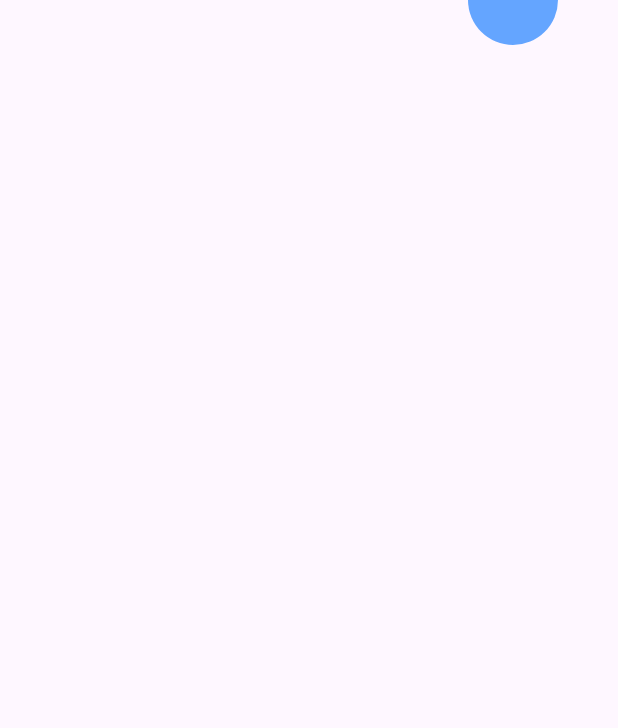
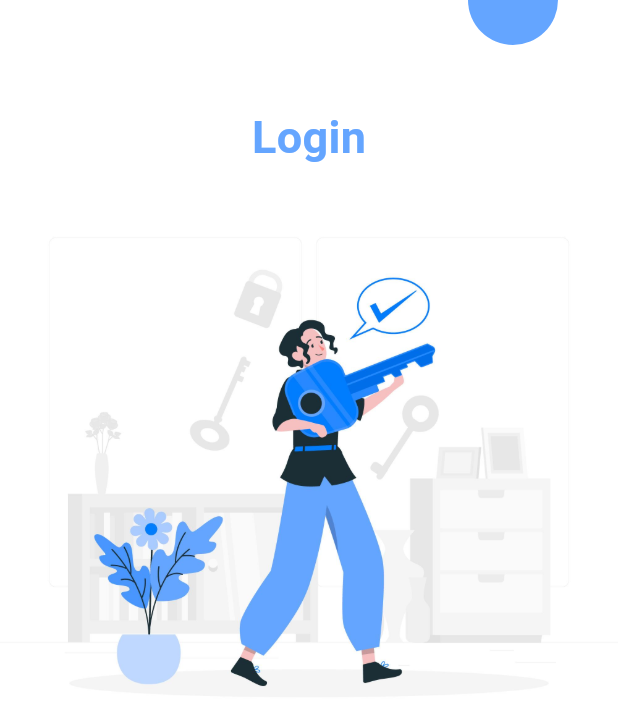
Before and after one commit to Fatma-kabil/auth-screens, a Flutter app: the screen it shows after launch, on a phone screen of 412 x 824 dp. Shown: the top 728 px of the screen. Run offline on Flutter 3.47's test engine with Material 3 defaults, Android fonts, the phone set to English and light mode, and no system bars.

Commit message:
add title and image on firs screen

```diff
--- a/lib/onboard/login_screen.dart
+++ b/lib/onboard/login_screen.dart
@@ -1,3 +1,4 @@
+import 'package:auth_flutter_project/constants.dart';
 import 'package:auth_flutter_project/onboard/widgets/circle_widget.dart';
 import 'package:flutter/material.dart';
 
@@ -6,10 +7,21 @@ class LoginScreen extends StatelessWidget {
 
   @override
   Widget build(BuildContext context) {
-    return const Scaffold(
+    return Scaffold(
+        backgroundColor: Colors.white,
         body: Column(
-      // mainAxisAlignment: MainAxisAlignment.end,
-      children: [CircleWidget()],
-    ));
+          // mainAxisAlignment: MainAxisAlignment.end,
+          children: [
+            const CircleWidget(),
+            const Text(
+              'Login',
+              style: TextStyle(
+                  fontSize: 30, color: maincolor, fontWeight: FontWeight.bold),
+            ),
+            Image.asset('assets/images/one.jpg'),
+
+
+          ],
+        ));
   }
 }
```
